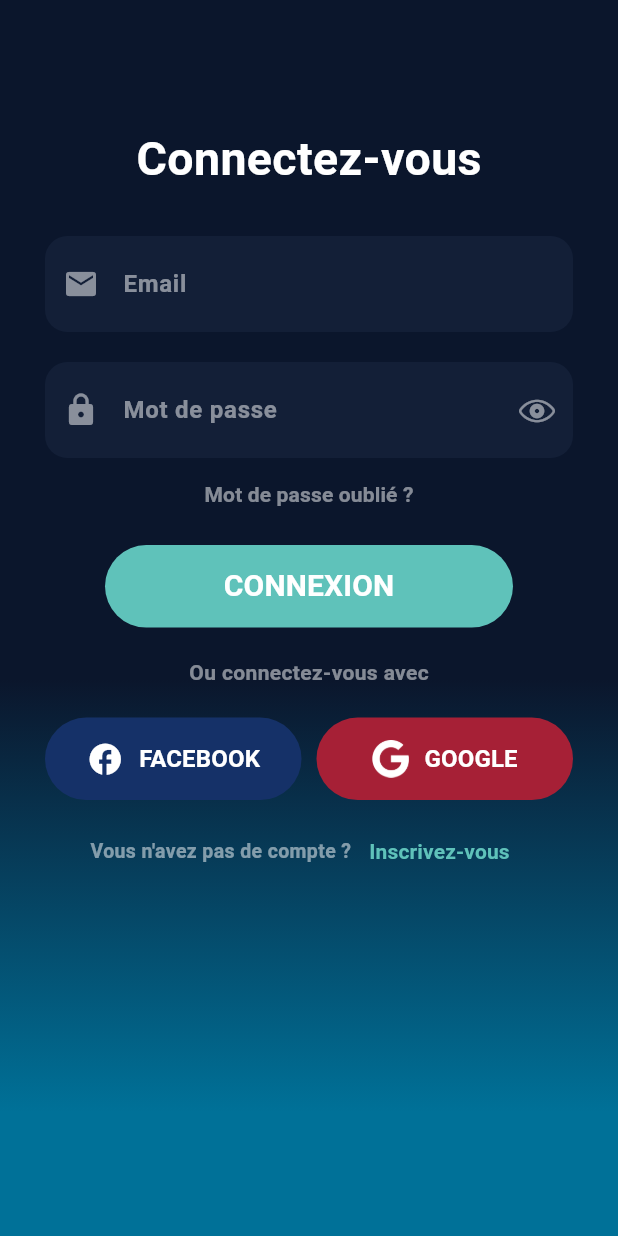
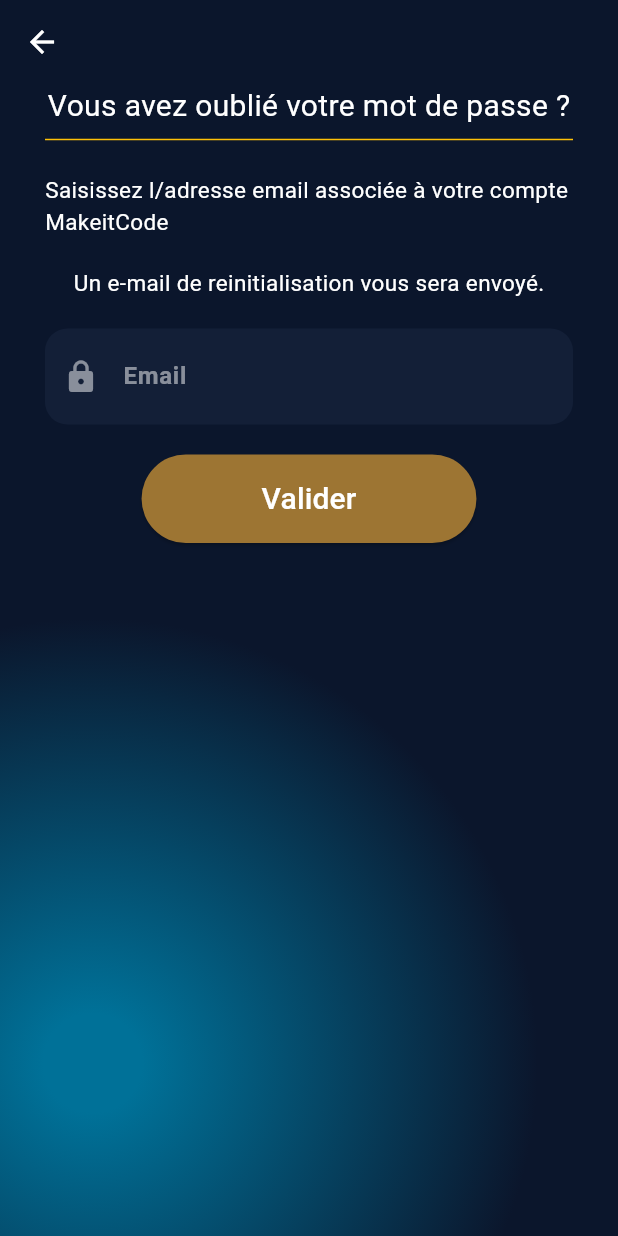
Before and after one commit to Cl3m3nt03/LAB-DAY, a Flutter app: the screen it shows after launch, after a tap on "Mot de passe oublié ?", on a phone screen of 412 x 824 dp. Run offline on Flutter 3.47's test engine with Material 3 defaults, Android fonts, the phone set to English and light mode, and no system bars; our stand-ins replace cloud_firestore, delightful_toast, firebase_auth, firebase_core, flutter_keyboard_visibility, google_fonts and 4 more; accounts and stored records are empty; Roboto replaces fonts that are missing (Monsterrat, Poppins).

Commit message:
add google sign in and reset password

```diff
--- a/lib/auth.dart
+++ b/lib/auth.dart
@@ -1,7 +1,13 @@
+import 'package:cloud_firestore/cloud_firestore.dart';
 import 'package:firebase_auth/firebase_auth.dart';
+import 'package:makeitcode/widget/toastMessage.dart';
+import 'package:google_sign_in/google_sign_in.dart';
+
 
 class Auth {
+  final ToastMessage toast = ToastMessage();
   final FirebaseAuth _auth = FirebaseAuth.instance;
+  final FirebaseFirestore _firestore = FirebaseFirestore.instance;
 
   User? get currentUser => _auth.currentUser;
 
@@ -28,6 +34,42 @@ class Auth {
     );
   }
 
+  Future<void> sendPasswordResetEmail(String email, context) async {
+
+    try {
+      await _auth.sendPasswordResetEmail(email: email);
+      toast.showToast(context,'Un email de réinitialisation de mot de passe a été envoyé à $email', isError: false);
+    } on FirebaseAuthException {
+      toast.showToast(context,'Email incorrect. Veuillez réessayer !', isError: true);
+
+    }
+  }
+
+Future<void> signInWithGoogle( context) async {
+  try {
+    await GoogleSignIn().signOut();
+
+    final GoogleSignInAccount? googleUser = await GoogleSignIn().signIn();
+
+    if (googleUser == null) {
+      toast.showToast(context, 'Connexion annulée', isError: true);
+      return;
+    }
+    final GoogleSignInAuthentication googleAuth = await googleUser.authentication;
+    final AuthCredential credential = GoogleAuthProvider.credential(
+      accessToken: googleAuth.accessToken,
+      idToken: googleAuth.idToken,
+    );
+    await _auth.signInWithCredential(credential);
+    toast.showToast(context, 'Connexion réussie', isError: false);
+  } on FirebaseAuthException catch (e) {
+
+    toast.showToast(context, 'Erreur de connexion : ${e.message}', isError: true);
+  } catch (e) {
+    toast.showToast(context, 'Une erreur inattendue est survenue.', isError: true);
+  }
+}
+
   Future<void> signOut() async{
     await _auth.signOut();
   }
--- a/lib/page/home_page.dart
+++ b/lib/page/home_page.dart
@@ -56,7 +56,10 @@ class HomePage extends StatelessWidget {
                 Auth().signOut();
               },
             ),
-            Text('Votre email est $emailVerified', style: TextStyle(color: Colors.white),),
+            Text(Auth().currentUser?.email ?? 'No email available', style: TextStyle(color: Colors.white),),
+            Text(Auth().currentUser?.displayName ?? 'No uid available', style: TextStyle(color: Colors.white),),
+
+
           ],
         ),
         ],
--- a/lib/page/login_page.dart
+++ b/lib/page/login_page.dart
@@ -2,6 +2,7 @@ import 'package:firebase_auth/firebase_auth.dart';
 import 'package:flutter/cupertino.dart';
 import 'package:flutter/material.dart';
 import 'package:makeitcode/auth.dart';
+import 'package:makeitcode/page/password_forgotten_page.dart';
 import 'package:makeitcode/page/register_page.dart';
 import 'package:makeitcode/widget/textField.dart';
 import 'package:makeitcode/widget/toastMessage.dart';
@@ -49,8 +50,10 @@ class _LoginPageState extends State <LoginPage>{
     return Padding(padding: const EdgeInsets.symmetric(horizontal: 40),
     child:TextButton(
     style: TextButton.styleFrom(
+      shadowColor: Colors.black,
+      elevation: 5,
       minimumSize: const Size(double.infinity, 55),
-      backgroundColor: const Color.fromRGBO(95,194, 186, 1),
+      backgroundColor: Color.fromARGB(249, 161, 119, 51),
     ),
     onPressed:  signInWithEmailAndPassword,
     child: Text( 'CONNEXION' ,style: TextStyle(color: Colors.white, fontWeight: FontWeight.bold ,fontSize: 20,fontFamily: 'Monsterrat'),
@@ -67,8 +70,9 @@ class _LoginPageState extends State <LoginPage>{
       children: [
         TextButton(
           onPressed: (){
+            Navigator.push(context, MaterialPageRoute(builder: (context) =>  PasswordForgottenPage()));
           },
-          child: Text('Mot de passe oublié ?',style: TextStyle(color: Colors.white.withOpacity(0.5),fontWeight: FontWeight.bold),),
+          child: Text('Mot de passe oublié ?',style: TextStyle(color: Color.fromARGB(249, 161, 119, 51),fontWeight: FontWeight.bold),),
         ),
       ],
     );
@@ -97,11 +101,12 @@ class _LoginPageState extends State <LoginPage>{
           onPressed: (){
             Navigator.push(context, MaterialPageRoute(builder: (context) => const RegisterPage()));
           },
-          child: Text('Inscrivez-vous',style: TextStyle(color: const Color.fromRGBO(95,194, 186, 1),fontWeight: FontWeight.bold),),
+          child: Text('Inscrivez-vous',style: TextStyle(color: Color.fromARGB(248, 211, 157, 70),fontWeight: FontWeight.bold),),
         ),
       ],
     );
   }
+
 
       Widget _moreConnexionButton(){
   return Row(
@@ -110,6 +115,8 @@ class _LoginPageState extends State <LoginPage>{
       child: TextButton(
         onPressed: () {},
         style: TextButton.styleFrom(
+          shadowColor: Colors.black,
+          elevation: 5,
           backgroundColor: const Color.fromRGBO(21, 49, 104, 1),
           padding: const EdgeInsets.symmetric(vertical: 15),
         ),
@@ -133,8 +140,12 @@ class _LoginPageState extends State <LoginPage>{
       const SizedBox(width: 10),
     Expanded(
       child: TextButton(
-        onPressed: () {},
+        onPressed: () {
+          Auth().signInWithGoogle(context);
+        },
         style: TextButton.styleFrom(
+          shadowColor: Colors.black,
+          elevation: 5,
           backgroundColor: const Color.fromRGBO(166, 32, 54, 1),
           padding: const EdgeInsets.symmetric(vertical: 15),
         ),
@@ -147,9 +158,8 @@ class _LoginPageState extends State <LoginPage>{
               height: 25,
             ),
             const SizedBox(width: 10),
-            const Text(
-              'GOOGLE',
-              style: TextStyle(
+            Text(Auth().currentUser == null ? 'GOOGLE' : 'Déconnexion',
+              style: const TextStyle(
                 color: Colors.white,
                 fontWeight: FontWeight.bold,
                 fontSize: 16,
@@ -196,7 +206,7 @@ class _LoginPageState extends State <LoginPage>{
             const SizedBox(height: 20),
             EntryField(title: 'Mot de passe',controller: passwordController,prefixIcons: Icons.lock,height: 20,),
             _passwordForgotten(),
-            const SizedBox(height: 10),
+            const SizedBox(height: 5),
             _submitButton(),
             const SizedBox(height: 20),
             _moreConnexion(),
--- /dev/null
+++ b/lib/page/password_forgotten_page.dart
@@ -0,0 +1,63 @@
+import 'package:flutter/material.dart';
+import 'package:makeitcode/widget/textField.dart';
+import 'package:makeitcode/auth.dart';
+class PasswordForgottenPage extends StatelessWidget {
+  final TextEditingController emailController = TextEditingController();
+  @override
+  Widget build(BuildContext context) {
+    return Scaffold(
+      appBar: AppBar(
+        iconTheme: IconThemeData(color: Colors.white),
+        backgroundColor: Color.fromARGB(255, 11, 22, 44),
+      ),
+      body:   Container(
+                    height: MediaQuery.of(context).size.height,
+            decoration: BoxDecoration(
+              gradient: RadialGradient(
+                colors: [
+                  Color.fromRGBO(0, 113, 152, 1),
+                  Color.fromARGB(255, 11, 22, 44),
+                ],
+                stops: [0.1, 0.9],
+                center: Alignment(-0.7, 0.7),
+                radius: 0.8,
+              ),
+            ),
+            child : Padding(padding: const EdgeInsets.symmetric(horizontal: 30,vertical: 0),
+          child: Column(
+          mainAxisAlignment: MainAxisAlignment.start,
+          children: <Widget>[
+            Text('Vous avez oublié votre mot de passe ?', style: TextStyle(fontSize: 20,color: Colors.white),),
+            Divider(color: Colors.amber,),
+            SizedBox(height: 15),
+            Text('Saisissez l/adresse email associée à votre compte MakeitCode ',
+              style: TextStyle(fontSize: 15,color: Colors.white),
+              textAlign: TextAlign.left,
+            ),
+            SizedBox(height: 20),
+            Text('Un e-mail de reinitialisation vous sera envoyé.',style: TextStyle(fontSize: 15,color: Colors.white),),
+            SizedBox(height: 20),
+            EntryField(title: 'Email',controller:emailController,prefixIcons: Icons.lock,height: 20,),
+            SizedBox(height: 20),
+            ElevatedButton(
+              style: ElevatedButton.styleFrom(
+                padding: EdgeInsets.symmetric(horizontal: 80, vertical: 15),
+                backgroundColor: Color.fromARGB(249, 161, 119, 51),
+              ),
+              onPressed: () {
+                Auth().sendPasswordResetEmail( emailController.text, context);
+              },
+              child: Text('Valider',
+              style: TextStyle(
+                color: Colors.white,
+                fontSize: 20.0,
+                ),
+              ),
+            ),
+          ],
+        ),
+      ),
+        ),
+    );
+  }
+}
--- a/lib/page/register_page.dart
+++ b/lib/page/register_page.dart
@@ -142,8 +142,10 @@ class _RegisterPageState extends State<RegisterPage> {
       padding: const EdgeInsets.symmetric(horizontal: 40),
       child: TextButton(
         style: TextButton.styleFrom(
+          shadowColor: Colors.black,
+          elevation: 5,
           minimumSize: const Size(double.infinity, 55),
-          backgroundColor: const Color.fromRGBO(95, 194, 186, 1),
+          backgroundColor: Color.fromARGB(249, 161, 119, 51),
         ),
         onPressed: () async {
           await createUserWithEmailAndPassword();
--- a/pubspec.yaml
+++ b/pubspec.yaml
@@ -43,6 +43,7 @@ dependencies:
   swipeable_button_view: ^0.0.2
   google_nav_bar: ^5.0.7
   delightful_toast: ^1.1.0
+  google_sign_in: ^6.2.2
 
 dev_dependencies:
   flutter_test:
```
Also changed, not shown: lib/page/test.dart (added, +239 -0 lines), pubspec.lock, 5 other files.
